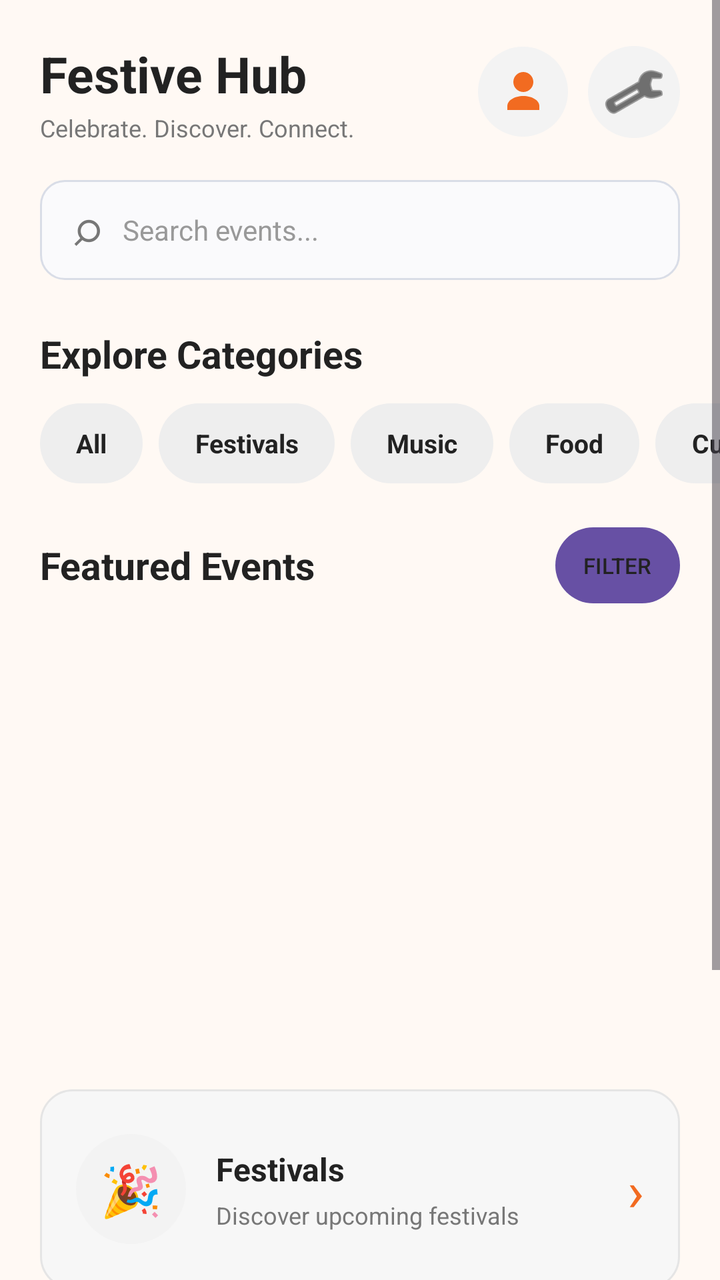
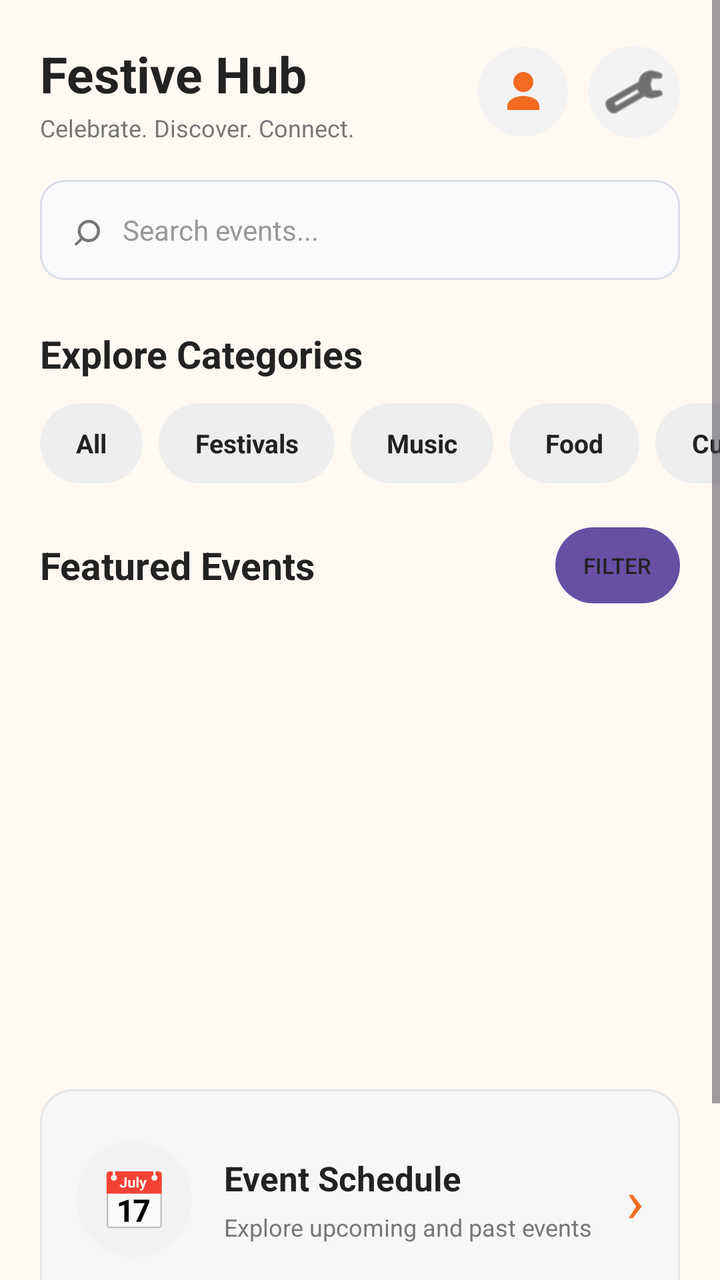

Screens rendered from an Android XML layout before and after an edit, with the pre-edit source and the edit as a unified diff.
<!-- AndroidManifest.xml: application theme Theme.Festive_hub -->
<!-- res/layout/activity_main.xml -->
<?xml version="1.0" encoding="utf-8"?>
<ScrollView
    xmlns:android="http://schemas.android.com/apk/res/android"
    xmlns:app="http://schemas.android.com/apk/res-auto"
    xmlns:tools="http://schemas.android.com/tools"
    android:layout_width="match_parent"
    android:layout_height="match_parent"
    android:background="#FFF9F4"
    android:fillViewport="true"
    tools:context=".MainActivity">

    <LinearLayout
        android:id="@+id/main"
        android:layout_width="match_parent"
        android:layout_height="wrap_content"
        android:orientation="vertical"
        android:paddingBottom="24dp">

        <LinearLayout
            android:layout_width="match_parent"
            android:layout_height="wrap_content"
            android:gravity="center_vertical"
            android:orientation="horizontal"
            android:paddingStart="20dp"
            android:paddingTop="20dp"
            android:paddingEnd="20dp"
            android:paddingBottom="12dp">

            <LinearLayout
                android:layout_width="0dp"
                android:layout_height="wrap_content"
                android:layout_weight="1"
                android:orientation="vertical">

                <TextView
                    android:layout_width="wrap_content"
                    android:layout_height="wrap_content"
                    android:text="Festive Hub"
                    android:textColor="#222222"
                    android:textSize="25sp"
                    android:textStyle="bold" />

                <TextView
                    android:layout_width="wrap_content"
                    android:layout_height="wrap_content"
                    android:layout_marginTop="2dp"
                    android:text="Celebrate. Discover. Connect."
                    android:textColor="#777777"
                    android:textSize="12sp" />

            </LinearLayout>

            <ImageButton
                android:id="@+id/btnProfile"
                android:layout_width="45dp"
                android:layout_height="45dp"
                android:background="@drawable/bg_circle_light"
                android:contentDescription="Profile"
                android:padding="10dp"
                app:srcCompat="@drawable/ic_profile" />

            <ImageButton
                android:id="@+id/btnSettings"
                android:layout_width="46dp"
                android:layout_height="46dp"
                android:layout_marginStart="10dp"
                android:background="@drawable/bg_circle_light"
                android:contentDescription="Settings"
                android:padding="12dp"
                android:src="@android:drawable/ic_menu_preferences"
                app:tint="#171717" />

            <TextView
                android:id="@+id/btnVolunteer"
                android:layout_width="46dp"
                android:layout_height="46dp"
                android:layout_marginStart="10dp"
                android:background="@drawable/bg_circle_light"
                android:clickable="true"
                android:contentDescription="Volunteer Dashboard"
                android:focusable="true"
                android:gravity="center"
                android:text="🤝"
                android:textSize="22sp"
                android:visibility="gone" />

        </LinearLayout>

        <LinearLayout
            android:layout_width="match_parent"
            android:layout_height="50dp"
            android:layout_marginStart="20dp"
            android:layout_marginTop="6dp"
            android:layout_marginEnd="20dp"
            android:background="@drawable/bg_input"
            android:gravity="center_vertical"
            android:orientation="horizontal"
            android:paddingStart="16dp"
            android:paddingEnd="16dp">

            <TextView
                android:layout_width="wrap_content"
                android:layout_height="wrap_content"
                android:text="⌕"
                android:textColor="#777777"
                android:textSize="24sp" />

            <EditText
                android:id="@+id/etSearchEvents"
                android:layout_width="0dp"
                android:layout_height="match_parent"
                android:layout_marginStart="10dp"
                android:layout_weight="1"
                android:background="@android:color/transparent"
                android:hint="Search events..."
                android:singleLine="true"
                android:textColor="#222222"
                android:textColorHint="#999999"
                android:textSize="14sp" />

        </LinearLayout>

        <TextView
            android:layout_width="wrap_content"
            android:layout_height="wrap_content"
            android:layout_marginStart="20dp"
            android:layout_marginTop="24dp"
            android:text="Explore Categories"
            android:textColor="#222222"
            android:textSize="19sp"
            android:textStyle="bold" />

        <HorizontalScrollView
            android:layout_width="match_parent"
            android:layout_height="wrap_content"
            android:layout_marginTop="12dp"
            android:scrollbars="none">

            <LinearLayout
                android:layout_width="wrap_content"
                android:layout_height="wrap_content"
                android:orientation="horizontal"
                android:paddingStart="20dp"
                android:paddingEnd="20dp">

                <TextView
                    android:id="@+id/categoryAll"
                    android:layout_width="wrap_content"
                    android:layout_height="40dp"
                    android:background="@drawable/bg_category"
                    android:gravity="center"
                    android:paddingStart="18dp"
                    android:paddingEnd="18dp"
                    android:text="All"
                    android:textColor="#222222"
                    android:textSize="13sp"
                    android:textStyle="bold" />

                <TextView
                    android:id="@+id/categoryFestivals"
                    android:layout_width="wrap_content"
                    android:layout_height="40dp"
                    android:layout_marginStart="8dp"
                    android:background="@drawable/bg_category"
                    android:gravity="center"
                    android:paddingStart="18dp"
                    android:paddingEnd="18dp"
                    android:text="Festivals"
                    android:textColor="#222222"
                    android:textSize="13sp"
                    android:textStyle="bold" />

                <TextView
                    android:id="@+id/categoryMusic"
                    android:layout_width="wrap_content"
                    android:layout_height="40dp"
                    android:layout_marginStart="8dp"
                    android:background="@drawable/bg_category"
                    android:gravity="center"
                    android:paddingStart="18dp"
                    android:paddingEnd="18dp"
                    android:text="Music"
                    android:textColor="#222222"
                    android:textSize="13sp"
                    android:textStyle="bold" />

                <TextView
                    android:id="@+id/categoryFood"
                    android:layout_width="wrap_content"
                    android:layout_height="40dp"
                    android:layout_marginStart="8dp"
                    android:background="@drawable/bg_category"
                    android:gravity="center"
                    android:paddingStart="18dp"
                    android:paddingEnd="18dp"
                    android:text="Food"
                    android:textColor="#222222"
                    android:textSize="13sp"
                    android:textStyle="bold" />

                <TextView
                    android:id="@+id/categoryCulture"
                    android:layout_width="wrap_content"
                    android:layout_height="40dp"
                    android:layout_marginStart="8dp"
                    android:background="@drawable/bg_category"
                    android:gravity="center"
                    android:paddingStart="18dp"
                    android:paddingEnd="18dp"
                    android:text="Culture"
                    android:textColor="#222222"
                    android:textSize="13sp"
                    android:textStyle="bold" />

            </LinearLayout>

        </HorizontalScrollView>

        <LinearLayout
            android:layout_width="match_parent"
            android:layout_height="wrap_content"
            android:layout_marginStart="20dp"
            android:layout_marginTop="22dp"
            android:layout_marginEnd="20dp"
            android:gravity="center_vertical"
            android:orientation="horizontal">

            <TextView
                android:layout_width="0dp"
                android:layout_height="wrap_content"
                android:layout_weight="1"
                android:text="Featured Events"
                android:textColor="#222222"
                android:textSize="19sp"
                android:textStyle="bold" />

            <Button
                android:id="@+id/btnFilter"
                android:layout_width="wrap_content"
                android:layout_height="38dp"
                android:background="@drawable/bg_filter_button"
                android:minWidth="0dp"
                android:paddingStart="14dp"
                android:paddingEnd="14dp"
                android:text="FILTER"
                android:textAllCaps="false"
                android:textColor="#222222"
                android:textSize="11sp" />

        </LinearLayout>

        <androidx.viewpager2.widget.ViewPager2
            android:id="@+id/bannerCarousel"
            android:layout_width="match_parent"
            android:layout_height="200dp"
            android:layout_marginStart="20dp"
            android:layout_marginTop="13dp"
            android:layout_marginEnd="20dp"
            android:clipChildren="false"
            android:clipToPadding="false" />

        <LinearLayout
            android:id="@+id/bannerDots"
            android:layout_width="match_parent"
            android:layout_height="wrap_content"
            android:layout_marginTop="8dp"
            android:gravity="center"
            android:orientation="horizontal" />

        <LinearLayout
            android:id="@+id/cardFestivals"
            android:layout_width="match_parent"
            android:layout_height="100dp"
            android:layout_marginStart="20dp"
            android:layout_marginTop="22dp"
            android:layout_marginEnd="20dp"
            android:background="@drawable/bg_card"
            android:gravity="center_vertical"
            android:orientation="horizontal"
            android:padding="18dp">

            <TextView
                android:layout_width="55dp"
                android:layout_height="55dp"
                android:background="@drawable/bg_circle_light"
                android:gravity="center"
                android:text="🎉"
                android:textSize="25sp" />

            <LinearLayout
                android:layout_width="0dp"
                android:layout_height="wrap_content"
                android:layout_marginStart="15dp"
                android:layout_weight="1"
                android:orientation="vertical">

                <TextView
                    android:layout_width="wrap_content"
                    android:layout_height="wrap_content"
                    android:text="Festivals"
                    android:textColor="#222222"
                    android:textSize="16sp"
                    android:textStyle="bold" />

                <TextView
                    android:layout_width="wrap_content"
                    android:layout_height="wrap_content"
                    android:layout_marginTop="4dp"
                    android:text="Discover upcoming festivals"
                    android:textColor="#777777"
                    android:textSize="12sp" />

            </LinearLayout>

            <TextView
                android:layout_width="wrap_content"
                android:layout_height="wrap_content"
                android:text="›"
                android:textColor="#F26B21"
                android:textSize="28sp" />

        </LinearLayout>

        <LinearLayout
            android:id="@+id/cardEvents"
            android:layout_width="match_parent"
            android:layout_height="100dp"
            android:layout_marginStart="20dp"
            android:layout_marginTop="12dp"
            android:layout_marginEnd="20dp"
            android:background="@drawable/bg_card"
            android:gravity="center_vertical"
            android:orientation="horizontal"
            android:padding="18dp">

            <TextView
                android:layout_width="55dp"
                android:layout_height="55dp"
                android:background="@drawable/bg_circle_light"
                android:gravity="center"
                android:text="📅"
                android:textSize="25sp" />

            <LinearLayout
                android:layout_width="0dp"
                android:layout_height="wrap_content"
                android:layout_marginStart="15dp"
                android:layout_weight="1"
                android:orientation="vertical">

                <TextView
                    android:layout_width="wrap_content"
                    android:layout_height="wrap_content"
                    android:text="Events"
                    android:textColor="#222222"
                    android:textSize="16sp"
                    android:textStyle="bold" />

                <TextView
                    android:layout_width="wrap_content"
                    android:layout_height="wrap_content"
                    android:layout_marginTop="4dp"
                    android:text="Find exciting events near you"
                    android:textColor="#777777"
                    android:textSize="12sp" />

            </LinearLayout>

            <TextView
                android:layout_width="wrap_content"
                android:layout_height="wrap_content"
                android:text="›"
                android:textColor="#F26B21"
                android:textSize="28sp" />

        </LinearLayout>

        <TextView
            android:layout_width="wrap_content"
            android:layout_height="wrap_content"
            android:layout_marginStart="20dp"
            android:layout_marginTop="26dp"
            android:text="Upcoming Events"
            android:textColor="#222222"
            android:textSize="19sp"
            android:textStyle="bold" />

        <TextView
            android:id="@+id/tvNoEvents"
            android:layout_width="match_parent"
            android:layout_height="wrap_content"
            android:layout_marginStart="20dp"
            android:layout_marginTop="20dp"
            android:layout_marginEnd="20dp"
            android:gravity="center"
            android:text="No upcoming events available."
            android:textColor="#777777"
            android:textSize="15sp"
            android:visibility="gone" />

        <LinearLayout
            android:id="@+id/eventsContainer"
            android:layout_width="match_parent"
            android:layout_height="wrap_content"
            android:layout_marginTop="12dp"
            android:orientation="vertical"
            android:paddingStart="20dp"
            android:paddingEnd="20dp" />

    </LinearLayout>

</ScrollView>
<!-- resources referenced by this layout -->
<resources>
  <!-- drawable bg_card (drawable) -->
  <?xml version="1.0" encoding="utf-8"?>
  <shape xmlns:android="http://schemas.android.com/apk/res/android"
      android:shape="rectangle">
  
      <solid android:color="#F7F7F7"/>
  
      <stroke
          android:width="1dp"
          android:color="#E5E5E5"/>
  
      <corners android:radius="16dp"/>
  
  </shape>
  <!-- drawable bg_category (drawable) -->
  <?xml version="1.0" encoding="utf-8"?>
  <selector xmlns:android="http://schemas.android.com/apk/res/android">
  
      <item android:state_selected="true">
          <shape android:shape="rectangle">
              <solid android:color="#F26B21" />
              <corners android:radius="20dp" />
              <padding
                  android:left="12dp"
                  android:right="12dp"
                  android:top="6dp"
                  android:bottom="6dp" />
          </shape>
      </item>
  
      <item>
          <shape android:shape="rectangle">
              <solid android:color="#EEEEEE" />
              <corners android:radius="20dp" />
              <padding
                  android:left="12dp"
                  android:right="12dp"
                  android:top="6dp"
                  android:bottom="6dp" />
          </shape>
      </item>
  
  </selector>
  <!-- drawable bg_circle_light (drawable) -->
  <?xml version="1.0" encoding="utf-8"?>
  <shape xmlns:android="http://schemas.android.com/apk/res/android"
      android:shape="oval">
  
      <solid android:color="#F3F3F3"/>
  
  </shape>
  <!-- drawable bg_filter_button (drawable) -->
  <?xml version="1.0" encoding="utf-8"?>
  <shape xmlns:android="http://schemas.android.com/apk/res/android"
      android:shape="rectangle">
  
      <solid android:color="#111111" />
  
      <corners android:radius="24dp" />
  
  </shape>
  <!-- drawable bg_input (drawable) -->
  <?xml version="1.0" encoding="utf-8"?>
  <shape xmlns:android="http://schemas.android.com/apk/res/android"
      android:shape="rectangle">
  
      <solid android:color="#FAFAFC" />
  
      <stroke
          android:width="1dp"
          android:color="#D9DDE7" />
  
      <corners android:radius="12dp" />
  
      <padding
          android:left="16dp"
          android:right="16dp" />
  
  </shape>
  <!-- drawable ic_profile (drawable) -->
  <?xml version="1.0" encoding="utf-8"?>
  <vector xmlns:android="http://schemas.android.com/apk/res/android"
      android:width="24dp"
      android:height="24dp"
      android:viewportWidth="24"
      android:viewportHeight="24">
  
      <path
          android:fillColor="#F26B21"
          android:pathData="M12,12c2.76,0 5,-2.24 5,-5s-2.24,-5 -5,-5 -5,2.24 -5,5 2.24,5 5,5z" />
  
      <path
          android:fillColor="#F26B21"
          android:pathData="M12,14c-4.42,0 -8,2.24 -8,5v2h16v-2c0,-2.76 -3.58,-5 -8,-5z" />
  
  </vector>
  <style name="Theme.Festive_hub" parent="Base.Theme.Festive_hub" />
  <style name="Base.Theme.Festive_hub" parent="Theme.Material3.DayNight.NoActionBar">
          
          
      </style>
</resources>

<!-- the commit's change to res/layout/activity_main.xml (unified diff, before → after) -->
@@ -16,6 +16,7 @@
         android:orientation="vertical"
         android:paddingBottom="24dp">
 
+        
         <LinearLayout
             android:layout_width="match_parent"
             android:layout_height="wrap_content"
@@ -47,7 +48,6 @@
                     android:text="Celebrate. Discover. Connect."
                     android:textColor="#777777"
                     android:textSize="12sp" />
-
             </LinearLayout>
 
             <ImageButton
@@ -83,9 +83,9 @@
                 android:text="🤝"
                 android:textSize="22sp"
                 android:visibility="gone" />
-
         </LinearLayout>
 
+        
         <LinearLayout
             android:layout_width="match_parent"
             android:layout_height="50dp"
@@ -117,9 +117,9 @@
                 android:textColor="#222222"
                 android:textColorHint="#999999"
                 android:textSize="14sp" />
-
         </LinearLayout>
 
+        
         <TextView
             android:layout_width="wrap_content"
             android:layout_height="wrap_content"
@@ -211,11 +211,10 @@
                     android:textColor="#222222"
                     android:textSize="13sp"
                     android:textStyle="bold" />
-
             </LinearLayout>
-
         </HorizontalScrollView>
 
+        
         <LinearLayout
             android:layout_width="match_parent"
             android:layout_height="wrap_content"
@@ -246,7 +245,6 @@
                 android:textAllCaps="false"
                 android:textColor="#222222"
                 android:textSize="11sp" />
-
         </LinearLayout>
 
         <androidx.viewpager2.widget.ViewPager2
@@ -267,103 +265,51 @@
             android:gravity="center"
             android:orientation="horizontal" />
 
-        <LinearLayout
-            android:id="@+id/cardFestivals"
-            android:layout_width="match_parent"
-            android:layout_height="100dp"
+        
+        <LinearLayout
+            android:id="@+id/cardEventSchedule"
+            android:layout_width="match_parent"
+            android:layout_height="110dp"
             android:layout_marginStart="20dp"
             android:layout_marginTop="22dp"
             android:layout_marginEnd="20dp"
             android:background="@drawable/bg_card"
+            android:clickable="true"
+            android:focusable="true"
             android:gravity="center_vertical"
             android:orientation="horizontal"
             android:padding="18dp">
 
             <TextView
-                android:layout_width="55dp"
-                android:layout_height="55dp"
-                android:background="@drawable/bg_circle_light"
-                android:gravity="center"
-                android:text="🎉"
-                android:textSize="25sp" />
-
-            <LinearLayout
-                android:layout_width="0dp"
-                android:layout_height="wrap_content"
-                android:layout_marginStart="15dp"
-                android:layout_weight="1"
-                android:orientation="vertical">
-
-                <TextView
-                    android:layout_width="wrap_content"
-                    android:layout_height="wrap_content"
-                    android:text="Festivals"
-                    android:textColor="#222222"
-                    android:textSize="16sp"
-                    android:textStyle="bold" />
-
-                <TextView
-                    android:layout_width="wrap_content"
-                    android:layout_height="wrap_content"
-                    android:layout_marginTop="4dp"
-                    android:text="Discover upcoming festivals"
-                    android:textColor="#777777"
-                    android:textSize="12sp" />
-
-            </LinearLayout>
-
-            <TextView
-                android:layout_width="wrap_content"
-                android:layout_height="wrap_content"
-                android:text="›"
-                android:textColor="#F26B21"
-                android:textSize="28sp" />
-
-        </LinearLayout>
-
-        <LinearLayout
-            android:id="@+id/cardEvents"
-            android:layout_width="match_parent"
-            android:layout_height="100dp"
-            android:layout_marginStart="20dp"
-            android:layout_marginTop="12dp"
-            android:layout_marginEnd="20dp"
-            android:background="@drawable/bg_card"
-            android:gravity="center_vertical"
-            android:orientation="horizontal"
-            android:padding="18dp">
-
-            <TextView
-                android:layout_width="55dp"
-                android:layout_height="55dp"
+                android:layout_width="58dp"
+                android:layout_height="58dp"
                 android:background="@drawable/bg_circle_light"
                 android:gravity="center"
                 android:text="📅"
-                android:textSize="25sp" />
+                android:textSize="28sp" />
 
             <LinearLayout
                 android:layout_width="0dp"
                 android:layout_height="wrap_content"
-                android:layout_marginStart="15dp"
+                android:layout_marginStart="16dp"
                 android:layout_weight="1"
                 android:orientation="vertical">
 
                 <TextView
                     android:layout_width="wrap_content"
                     android:layout_height="wrap_content"
-                    android:text="Events"
-                    android:textColor="#222222"
-                    android:textSize="16sp"
+                    android:text="Event Schedule"
+                    android:textColor="#222222"
+                    android:textSize="17sp"
                     android:textStyle="bold" />
 
                 <TextView
                     android:layout_width="wrap_content"
                     android:layout_height="wrap_content"
-                    android:layout_marginTop="4dp"
-                    android:text="Find exciting events near you"
+                    android:layout_marginTop="5dp"
+                    android:text="Explore upcoming and past events"
                     android:textColor="#777777"
                     android:textSize="12sp" />
-
             </LinearLayout>
 
             <TextView
@@ -371,10 +317,10 @@
                 android:layout_height="wrap_content"
                 android:text="›"
                 android:textColor="#F26B21"
-                android:textSize="28sp" />
-
+                android:textSize="30sp" />
         </LinearLayout>
 
+        
         <TextView
             android:layout_width="wrap_content"
             android:layout_height="wrap_content"
@@ -408,5 +354,4 @@
             android:paddingEnd="20dp" />
 
     </LinearLayout>
-
 </ScrollView>
